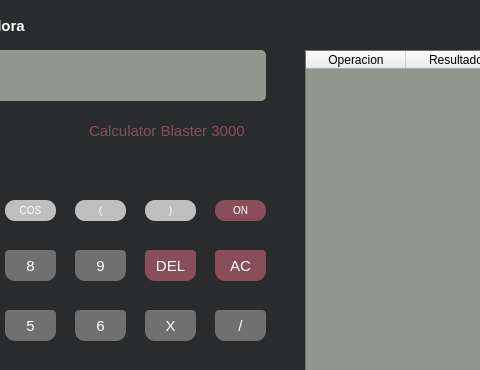
Before: the Qt Designer form untitled.ui in RaulToledoProcopio/Calculadora, drawn with Qt 5; both pictures show x 95 to 575 and y 0 to 370 of the 725 by 500 pixel window.
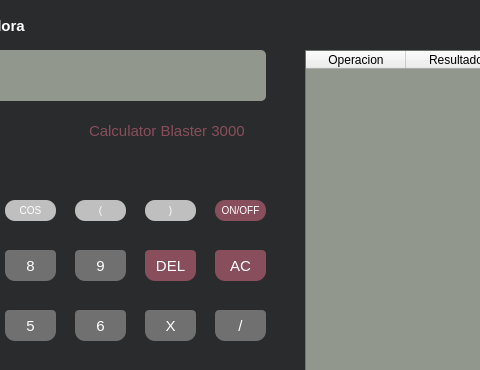
After: the same form once the commit is applied. Icons and pictures are not drawn.

Patch:
```diff
--- a/untitled.ui
+++ b/untitled.ui
@@ -801,7 +801,7 @@
 </string>
     </property>
     <property name="text">
-     <string>ON</string>
+     <string>ON/OFF</string>
     </property>
    </widget>
    <widget class="QPushButton" name="buttonP1">
```
